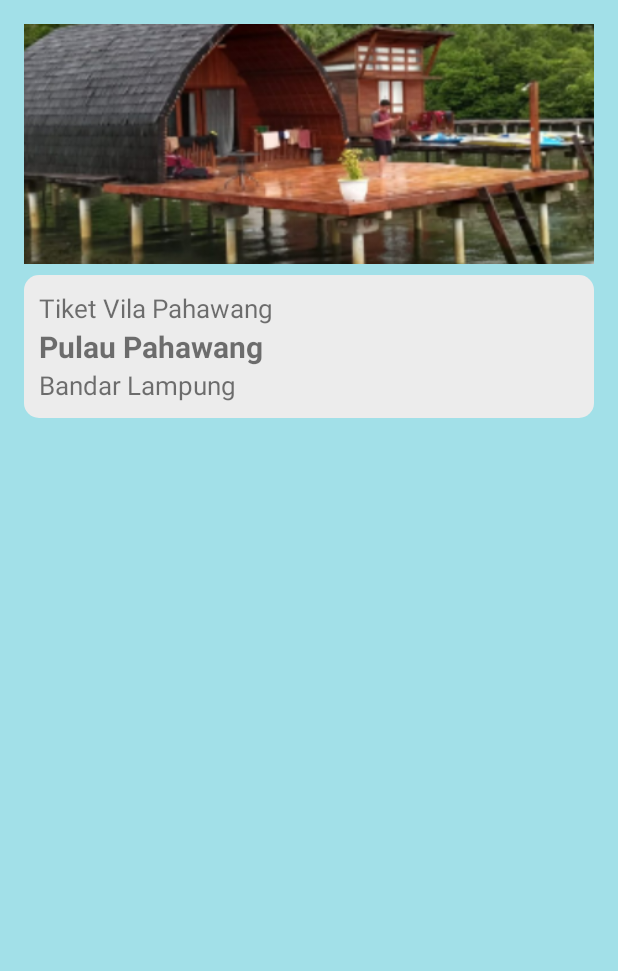
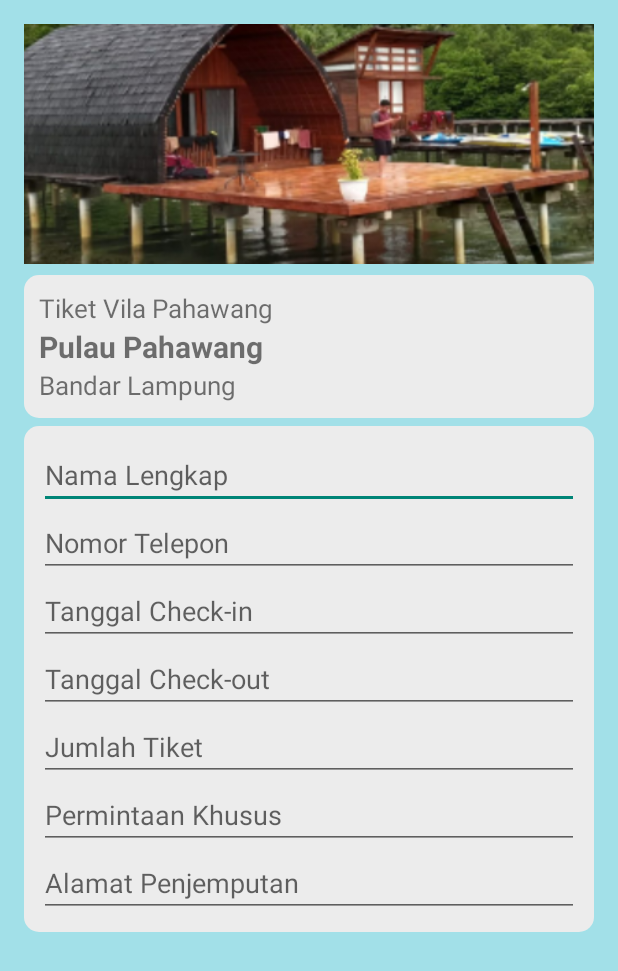
Before and after one commit to emiyuspita/PM-SI21CDX-TWIN-TITANS, an Android app: the TiketVillaSatuActivity screen opened directly, with no data from a screen before it, on a phone screen of 412 x 824 dp. Shown: the top 971 px of the screen. Run offline under Robolectric (Android 15) with nearby library versions, the phone set to English and light mode, and no system bars; 1 statement that could not run was skipped.

Commit message:
yovi : Penambga tiket villa dua

```diff
--- a/Program/app/src/main/res/layout/activity_tiket_villa_satu.xml
+++ b/Program/app/src/main/res/layout/activity_tiket_villa_satu.xml
@@ -56,6 +56,66 @@
                     android:textSize="17dp"/>
 
             </LinearLayout>
+
+            <LinearLayout
+                android:layout_width="match_parent"
+                android:layout_height="wrap_content"
+                android:orientation="vertical"
+                android:layout_marginTop="5dp"
+                android:background="@drawable/background"
+                android:padding="10dp">
+
+
+                <EditText
+                    android:id="@+id/txt_name"
+                    android:layout_width="match_parent"
+                    android:layout_height="wrap_content"
+                    android:hint="Nama Lengkap"
+                    android:inputType="textPersonName" />
+
+                <EditText
+                    android:id="@+id/txt_no"
+                    android:layout_width="match_parent"
+                    android:layout_height="wrap_content"
+                    android:hint="Nomor Telepon"
+                    android:inputType="phone" />
+
+                <EditText
+                    android:id="@+id/txt_checkin"
+                    android:layout_width="match_parent"
+                    android:layout_height="wrap_content"
+                    android:hint="Tanggal Check-in"
+                    android:inputType="date" />
+
+                <EditText
+                    android:id="@+id/txt_checkout"
+                    android:layout_width="match_parent"
+                    android:layout_height="wrap_content"
+                    android:hint="Tanggal Check-out"
+                    android:inputType="date" />
+
+                <EditText
+                    android:id="@+id/txt_tiket"
+                    android:layout_width="match_parent"
+                    android:layout_height="wrap_content"
+                    android:hint="Jumlah Tiket"
+                    android:inputType="number" />
+
+                <EditText
+                    android:id="@+id/txt_permintaan"
+                    android:layout_width="match_parent"
+                    android:layout_height="wrap_content"
+                    android:hint="Permintaan Khusus"
+                    android:inputType="textPersonName" />
+
+                <EditText
+                    android:id="@+id/txt_alamat"
+                    android:layout_width="match_parent"
+                    android:layout_height="wrap_content"
+                    android:hint="Alamat Penjemputan"
+                    android:inputType="textPersonName" />
+
+            </LinearLayout>
         </LinearLayout>
     </ScrollView>
 </RelativeLayout>
```
